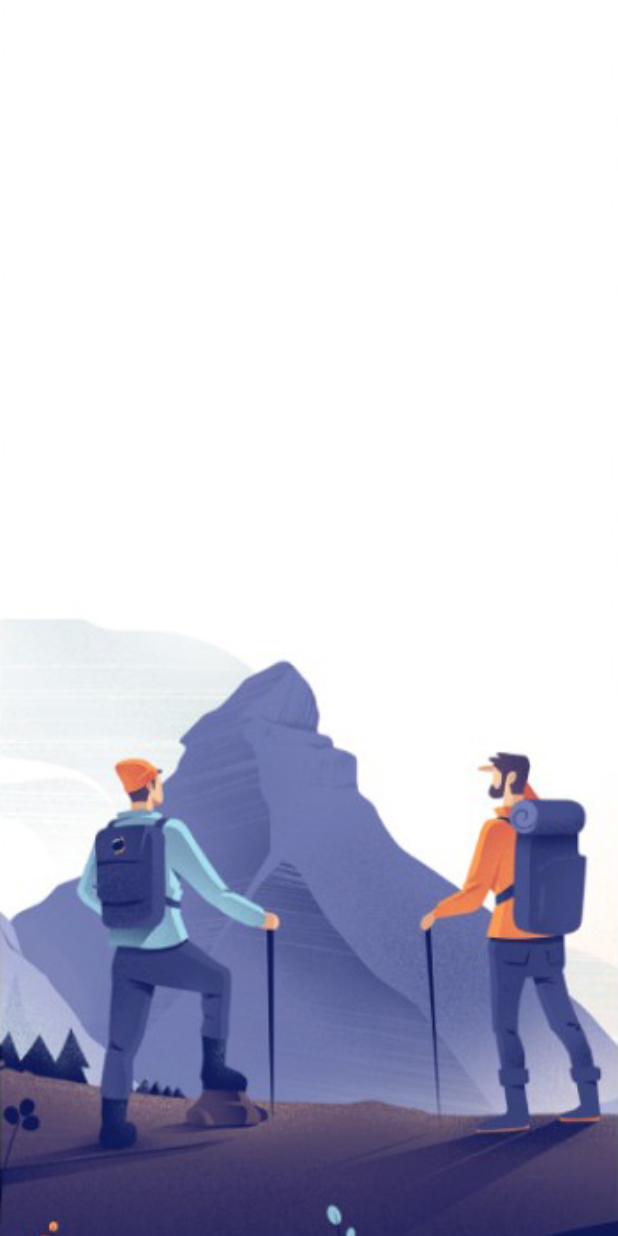
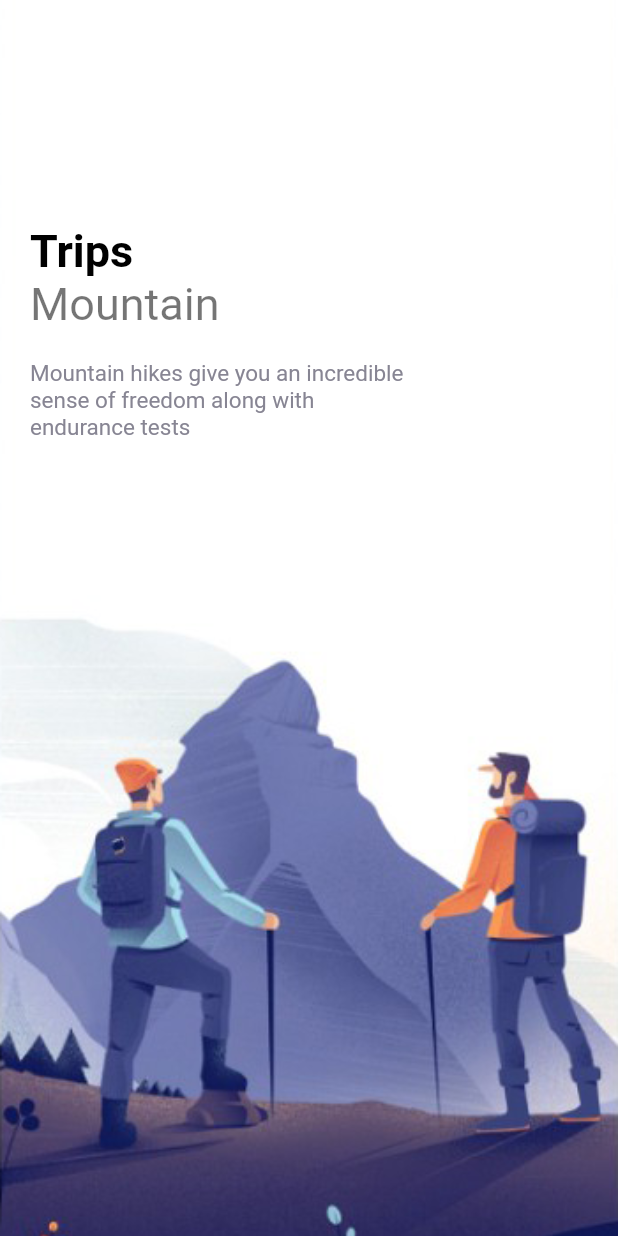
Before and after one commit to Thae00/trips, a Flutter app: the screen it shows after launch, on a phone screen of 412 x 824 dp. Run offline on Flutter 3.47's test engine with Material 2 defaults, Android fonts, the phone set to English and light mode, and no system bars.

Commit message:
add text on the img

```diff
--- a/lib/pages/welcome_page.dart
+++ b/lib/pages/welcome_page.dart
@@ -1,5 +1,8 @@
 import 'package:flutter/cupertino.dart';
 import 'package:flutter/material.dart';
+import 'package:trips/misc/colors.dart';
+import 'package:trips/widgets/app_large_text.dart';
+import 'package:trips/widgets/app_text.dart';
 
 class WelcomePage extends StatefulWidget {
   @override
@@ -7,7 +10,6 @@ class WelcomePage extends StatefulWidget {
 }
 
 class _WelcomePageState extends State<WelcomePage> {
-
   List images = [
     "welcome-one.png",
     "welcome-two.png",
@@ -26,10 +28,41 @@ class _WelcomePageState extends State<WelcomePage> {
             height: double.maxFinite,
             decoration: BoxDecoration(
               image: DecorationImage(
-                image: AssetImage(
-                  "assets/img/" + images[index]
-                ),
+                image: AssetImage("assets/img/" + images[index]),
                 fit: BoxFit.cover,
+              ),
+            ),
+            child: Container(
+              margin: EdgeInsets.only(top: 150, left: 20, right: 20),
+              child: Row(
+                children: [
+                  Column(
+                    crossAxisAlignment: CrossAxisAlignment.start,
+                    children: [
+                      AppLargeText(
+                        30,
+                        "Trips",
+                        Colors.black,
+                      ),
+                      AppText(
+                        text: "Mountain",
+                        size: 30,
+                      ),
+                      SizedBox(
+                        height: 20,
+                      ),
+                      Container(
+                        width: 250,
+                        child: AppText(
+                          text:
+                              "Mountain hikes give you an incredible sense of freedom along with endurance tests",
+                          color: AppColors.textColor2,
+                          size: 15,
+                        ),
+                      ),
+                    ],
+                  ),
+                ],
               ),
             ),
           );
--- /dev/null
+++ b/lib/widgets/app_large_text.dart
@@ -0,0 +1,21 @@
+import 'package:flutter/material.dart';
+
+class AppLargeText extends StatelessWidget {
+
+  final double size;
+  final String text;
+   final Color color ;
+  AppLargeText(this.size, this.text, this.color);
+
+  @override
+  Widget build(BuildContext context) {
+    return Text(
+      text,
+      style: TextStyle(
+        color: color,
+        fontSize: size,
+        fontWeight: FontWeight.bold
+      ),
+    );
+  }
+}
--- /dev/null
+++ b/lib/widgets/app_text.dart
@@ -0,0 +1,19 @@
+import 'package:flutter/material.dart';
+
+class AppText extends StatelessWidget {
+  double size;
+  final String text;
+  final Color color;
+  AppText({Key? key, this.size = 16, required this.text, this.color = Colors.black54,}) : super(key: key);
+
+  @override
+  Widget build(BuildContext context) {
+    return Text(
+      text,
+      style: TextStyle(
+          color: color,
+          fontSize: size,
+      ),
+    );
+  }
+}
```
